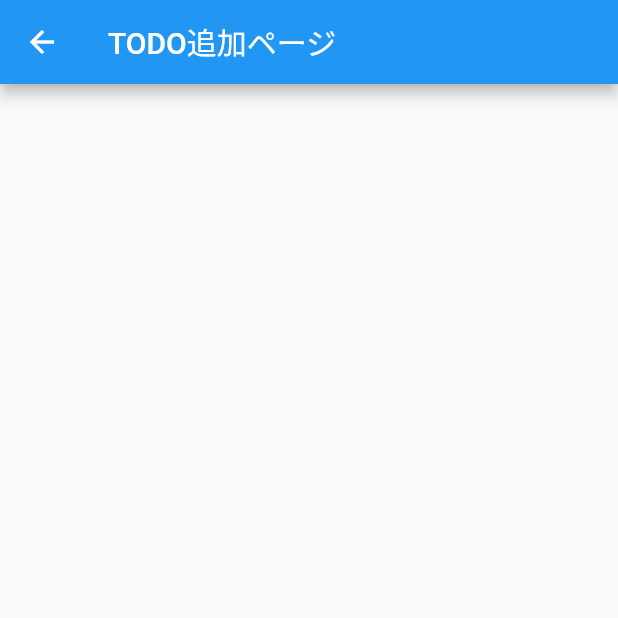
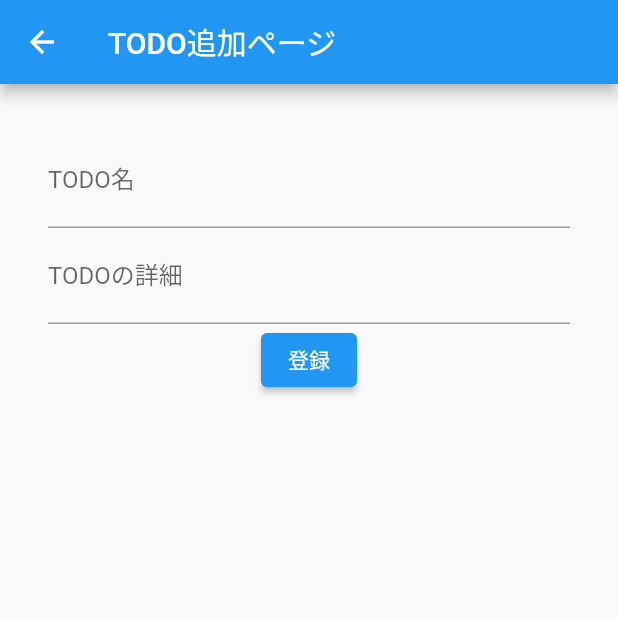
Before and after one commit to ktokmshr/study, a Flutter app: the screen it shows after launch, after a tap on the "add" icon, on a phone screen of 412 x 824 dp, the top half of it. Run offline on Flutter 3.47's test engine with Material 2 defaults, Android fonts, the phone set to English and light mode, and no system bars; our stand-ins replace sqflite; accounts and stored records are empty.

Commit message:
~update TODO追加ページの実装

```diff
--- a/flutter_study/todo_app/todo_app/lib/main.dart
+++ b/flutter_study/todo_app/todo_app/lib/main.dart
@@ -1,6 +1,5 @@
 import 'package:flutter/material.dart';
 import 'package:provider/provider.dart';
-import 'package:path_provider/path_provider.dart';
 import 'model/todo_item_model.dart';
 import 'entity/todo_item.dart';
 import 'view/AddTodo.dart';
@@ -24,19 +23,20 @@ class MyApp extends StatelessWidget {
 }
 
 class MainPage extends StatelessWidget {
+  final data = TodoItemModel();
   @override
   Widget build(BuildContext context) {
-    return ChangeNotifierProvider<TodoItemModel>(
-        create: (context) => TodoItemModel()..fetchAll(),
+    return ChangeNotifierProvider<TodoItemModel>.value(
+        value: data,
         child: Scaffold(
             appBar: AppBar(title: Text('TODOアプリ（Provider+sqflite学習用）')),
             body: Container(
                 padding: EdgeInsets.all(16.0),
                 child:
                     Consumer<TodoItemModel>(builder: (context, value, child) {
-                  final todoList = value.allItemList;
+                  final TodoItemModel todoItemModel = Provider.of<TodoItemModel>(context);
                   return ListView(
-                    children: todoList.map((todo)=> _todoCard(todo)).toList(),
+                    children: todoItemModel.allItemList.map((todo) => _todoCard(todo)).toList(),
                   );
                 })),
             floatingActionButton: FloatingActionButton(
--- a/flutter_study/todo_app/todo_app/lib/model/todo_item_model.dart
+++ b/flutter_study/todo_app/todo_app/lib/model/todo_item_model.dart
@@ -19,21 +19,25 @@ class TodoItemModel extends ChangeNotifier {
 
   void add(TodoItem todoItem) async {
     await repo.insertItem(todoItem);
+    fetchAll();
     notifyListeners();
   }
 
   void update(TodoItem todoItem) async {
     await repo.updateItem(todoItem);
+    fetchAll();
     notifyListeners();
   }
 
   void deleteById(TodoItem todoItem) async {
     await repo.deleteItemById(todoItem.id);
+    fetchAll();
     notifyListeners();
   }
 
   void deleteAll() async {
     await repo.deleteAllItems();
+    fetchAll();
     notifyListeners();
   }
 }
--- a/flutter_study/todo_app/todo_app/lib/view/AddTodo.dart
+++ b/flutter_study/todo_app/todo_app/lib/view/AddTodo.dart
@@ -1,6 +1,6 @@
 import 'package:flutter/material.dart';
-import 'package:intl/intl.dart';
-import 'dart:async';
+import 'package:todo_app/model/todo_item_model.dart';
+import 'package:todo_app/entity/todo_item.dart';
 
 class AddTodo extends StatelessWidget {
   @override
@@ -11,6 +11,80 @@ class AddTodo extends StatelessWidget {
         ),
         body: Container(
             padding: EdgeInsets.all(16.0),
-            child: Form(child: Text(''))));
+            child: Container(
+                padding: EdgeInsets.all(16.0),
+                child: Form(child: TodoForm()))));
   }
 }
+
+class TodoForm extends StatefulWidget {
+  @override
+  TodoFormState createState() {
+    return TodoFormState();
+  }
+}
+
+class _TodoData {
+  String title = '';
+  String body = '';
+  bool isDone = false;
+}
+
+class TodoFormState extends State<TodoForm> {
+  final _formKey = GlobalKey<FormState>();
+  final todoItemMode = TodoItemModel();
+  _TodoData _data = new _TodoData();
+
+  @override
+  Widget build(BuildContext context) {
+    return Form(
+        key: _formKey,
+        child: Column(children: <Widget>[
+          TextFormField(
+            decoration: InputDecoration(
+              labelText: 'TODO名',
+              hintText: '◯◯する！',
+            ),
+            validator: (value) {
+              if (value.isEmpty) {
+                return 'TODO名を入力してください。';
+              }
+              return null;
+            },
+            onSaved: (value) {
+              this._data.title = value;
+            },
+          ),
+          TextFormField(
+            decoration: InputDecoration(
+              labelText: 'TODOの詳細',
+              hintText: '詳細内容',
+            ),
+            keyboardType: TextInputType.multiline,
+            maxLines: null,
+            validator: (value) {
+              if (value.isEmpty) {
+                return '詳細内容を入力してください。';
+              }
+              return null;
+            },
+            onSaved: (value) {
+              this._data.body = value;
+            },
+          ),
+          ElevatedButton(
+            onPressed: () {
+              if (this._formKey.currentState.validate()) {
+                this._formKey.currentState.save();
+                todoItemMode.add(TodoItem(
+                    title: this._data.title,
+                    body: this._data.body,
+                    isDone: this._data.isDone));
+                Navigator.of(context).pop();
+              }
+            },
+            child: Text('登録'),
+          )
+        ]));
+  }
+}
```
Also changed, not shown: flutter_study/todo_app/todo_app/lib/dao/todo_item_dao.dart (+7 -1 lines). Lines whose indentation alone changed are shown as unchanged.
